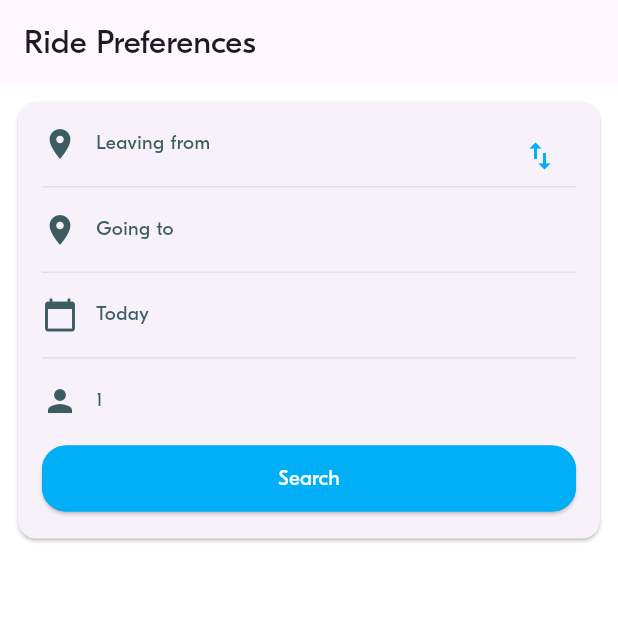
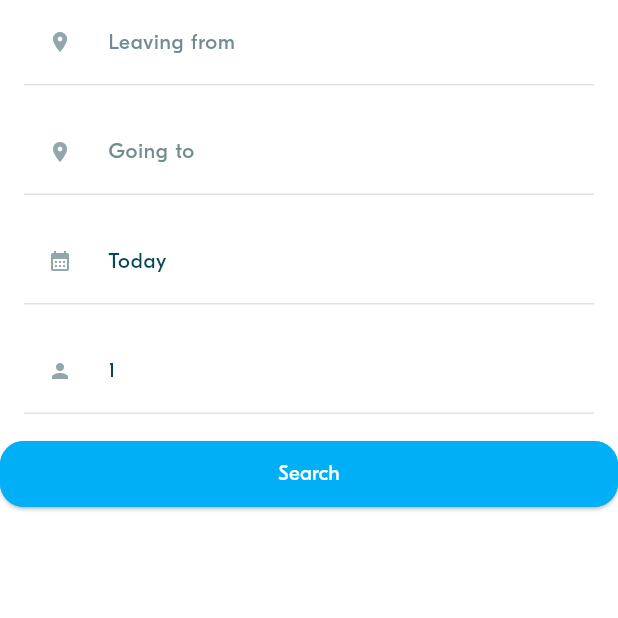
Before and after one commit to OukSreySor/BlaBlaProject, a Flutter app: the screen it shows after launch, after a tap on "Leaving from", on a phone screen of 412 x 824 dp, the top half of it. Run offline on Flutter 3.47's test engine with Material 3 defaults, Android fonts, the phone set to English and light mode, and no system bars; project files that could hold a hidden picture were left out.

Commit message:
BLA-004-Implement Ride Preferences Form

```diff
--- a/lib/main.dart
+++ b/lib/main.dart
@@ -5,13 +5,16 @@ import 'package:week_3_blabla_project/screens/ride_pref/ride_pref_screen.dart';
 import 'package:week_3_blabla_project/screens/ride_pref/widgets/ride_pref_form.dart';
 import 'package:week_3_blabla_project/screens/test/test_button_screen.dart';
 import 'package:week_3_blabla_project/widgets/inputs/bla_location_picker.dart';
+import 'model/ride/locations.dart';
+import 'model/ride_pref/ride_pref.dart';
 import 'theme/theme.dart';
 
 void main() {
   runApp(const MyApp());
 }
+//Location? initRidePref;
+class MyApp extends StatelessWidget {
 
-class MyApp extends StatelessWidget {
   const MyApp({super.key});
 
   @override
@@ -23,44 +26,7 @@ class MyApp extends StatelessWidget {
       //home: AvailableRides()
       //home: TestButtonScreen()
       home: Scaffold(body: RidePrefForm())
-      //home: Scaffold(body: BlaLocationPicker(locations: fakeLocations)),
+      //home: Scaffold(body: BlaLocationPicker(locations: initRidePref)),
     );
   }
 }
-
-class AvailableRides extends StatelessWidget {
-  const AvailableRides({super.key});
-
-  @override
-  Widget build(BuildContext context) {
-    // Filter fakeRides for today
-    List<Ride> todayRides = fakeRides.where((ride) {
-      // Check if the ride is for today (departure date is today)
-      return ride.departureDate.year == DateTime.now().year &&
-             ride.departureDate.month == DateTime.now().month &&
-             ride.departureDate.day == DateTime.now().day;
-    }).toList();
-
-    return Scaffold(
-      appBar: AppBar(
-        title: Text('Available Rides Today'),
-      ),
-      body: todayRides.isEmpty
-          ? Center(child: Text('No rides available today'))
-          : ListView.builder(
-              itemCount: todayRides.length,
-              itemBuilder: (context, index) {
-                Ride ride = todayRides[index];
-                return Card(
-                  margin: EdgeInsets.symmetric(vertical: 8, horizontal: 16),
-                  child: ListTile(
-                    title: Text('Departure from: ${ride.departureLocation.name} \nTo: ${ride.arrivalLocation.name}'),
-                    subtitle: Text('Driver: ${ride.driver.firstName} ${ride.driver.lastName}'),
-                    trailing: Text('${ride.pricePerSeat}€ per seat'),
-                  ),
-                );
-              },
-            ),
-    );
-  }
-}
--- a/lib/screens/ride_pref/ride_pref_screen.dart
+++ b/lib/screens/ride_pref/ride_pref_screen.dart
@@ -66,7 +66,6 @@ class _RidePrefScreenState extends State<RidePrefScreen> {
 
 
 
-
                   // 2.2 Optionally display a list of past preferences
                   SizedBox(
                     height: 200, // Set a fixed height
--- a/lib/screens/ride_pref/widgets/ride_pref_form.dart
+++ b/lib/screens/ride_pref/widgets/ride_pref_form.dart
@@ -5,11 +5,13 @@ import 'package:week_3_blabla_project/utils/animations_util.dart';
 import 'package:week_3_blabla_project/utils/date_time_util.dart';
 import 'package:week_3_blabla_project/widgets/actions/bla_button.dart';
 import 'package:week_3_blabla_project/widgets/display/bla_divider.dart';
-import 'package:week_3_blabla_project/widgets/display/bla_text_field.dart';
+import 'package:week_3_blabla_project/screens/ride_pref/widgets/rides_pref_input_tile.dart';
 import 'package:week_3_blabla_project/widgets/inputs/bla_location_picker.dart';
+import 'package:week_3_blabla_project/widgets/inputs/bla_rides_tile.dart';
 
 import '../../../model/ride/locations.dart';
 import '../../../model/ride_pref/ride_pref.dart';
+import '../../rides/rides_screen.dart';
 
 ///
 /// A Ride Preference From is a view to select:
@@ -44,6 +46,7 @@ class _RidePrefFormState extends State<RidePrefForm> {
   @override
   void initState() {
     super.initState();
+
     if (widget.initRidePref != null) {
       departure = widget.initRidePref?.departure;
       arrival = widget.initRidePref?.arrival;
@@ -51,7 +54,9 @@ class _RidePrefFormState extends State<RidePrefForm> {
       requestedSeats = widget.initRidePref?.requestedSeats ?? 1;
 
     } else {
+      departure = null;
       departureDate = DateTime.now();
+      arrival = null;
       requestedSeats = 1;
     }
   }
@@ -60,99 +65,137 @@ class _RidePrefFormState extends State<RidePrefForm> {
   // Handle events
   // ----------------------------------
 
+
   // Function to swap locations
-  void _swapLocations() {
+  void swapLocations() {
     setState(() {
-      Location? temp = departure;
-      departure = arrival;
-      arrival = temp;
+      if (departure != null && arrival != null) {
+        Location? temp = departure;
+        departure = arrival;
+        arrival = temp;
+      }
+
     });
   }
 
-  void _openLocationPicker() {
-    Navigator.of(context).push(
-      AnimationUtils.createBottomToTopRoute(BlaLocationPicker(locations: fakeLocations))
-    );
+  void onDeparturePressed() async {
+    // 1- Select a departure location
+    Location? selectedDepartureLocation = await Navigator.of(context).push<Location>(
+        AnimationUtils.createBottomToTopRoute(BlaLocationPicker(locations: departure,)));
+        AnimationUtils.createBottomToTopRoute(BlaLocationPicker(locations: departure,));
+
+    // 2- Update the form
+    if (selectedDepartureLocation != null) {
+      setState(() {
+        departure = selectedDepartureLocation;
+      });
+    }
+  }
+
+  void onArrivalPressed() async {
+    // 1- Select a arrival location
+    Location? selectedArrivalLocation = await Navigator.of(context).push<Location>(
+        AnimationUtils.createBottomToTopRoute(BlaLocationPicker(locations: arrival,)));
+
+    // 2- Update the form
+    if (selectedArrivalLocation != null) {
+      setState(() {
+        arrival = selectedArrivalLocation;
+      });
+    }
+  }
+
+  void onSubmit() {
+    if (departure != null && arrival != null) {
+      RidePref newRidePref = RidePref(
+        departure: departure!,
+        departureDate: departureDate,
+        arrival: arrival!,
+        requestedSeats: requestedSeats
+      );
+
+      Navigator.of(context).push(AnimationUtils.createBottomToTopRoute(RidesScreen(initRidePref: newRidePref,)));
+    }
   }
 
   // ----------------------------------
   // Compute the widgets rendering
   // ----------------------------------
 
+  String get departureLabel => departure != null ? departure!.name : "Leaving from";
+  String get arrivalLabel => arrival != null ? arrival!.name : "Going to";
+
+  bool get showDeparturePLaceHolder => departure == null;
+  bool get showArrivalPLaceHolder => arrival == null;
+
+  String get dateLabel => DateTimeUtils.formatDateTime(departureDate);
+  String get numberLabel => requestedSeats.toString();
+
+  bool get switchVisible => arrival != null && departure != null;
 
   // ----------------------------------
   // Build the widgets
   // ----------------------------------
   @override
   Widget build(BuildContext context) {
-    return Scaffold(
-      appBar: AppBar(
-        title: const Text('Ride Preferences'),
-      ),
-      body: SingleChildScrollView(
-        child: Padding(
-          padding: const EdgeInsets.all(8.0),
-          child: Card(
+    return Column(
+
+        children:[
+          Container(
+            decoration: BoxDecoration(
+              borderRadius: BorderRadius.circular(16),
+              color: BlaColors.white,
+            ),
+
             child: Padding(
-              padding: const EdgeInsets.all(16.0),
+              padding: const EdgeInsets.symmetric(horizontal: BlaSpacings.m),
               child: Column(
-                mainAxisAlignment: MainAxisAlignment.start,
-                crossAxisAlignment: CrossAxisAlignment.stretch,
+                mainAxisSize: MainAxisSize.min,
                 children: [
-                  Stack(
-                    children: [
-                      BlaTextField(
-                        label: 'Leaving from',
-                        icon: Icons.location_on,
-                        onTap: _openLocationPicker,
-                      ),
-                      Positioned(
-                        right: 0,
-                        top: 0,
-                        bottom: 0,
-                        child: IconButton(
-                          icon: Icon(Icons.swap_vert, color: BlaColors.primary,),
-                          onPressed: _swapLocations,
-                        ),
-                      ),
-                    ]
+                  RidesPrefInputTile(
+                    isPlaceHolder: showDeparturePLaceHolder,
+                    label: departureLabel,
+                    icon: Icons.location_on,
+                    onTap: onDeparturePressed,
+                    rightIcon: switchVisible ? Icons.swap_vert : null, onRightIconPressed: switchVisible? swapLocations: null,
                   ),
                   SizedBox(height: BlaSpacings.m),
-                  BlaDivider(),
-                  SizedBox(height: BlaSpacings.m),
-                  BlaTextField(
-                    label: 'Going to',
+                  RidesPrefInputTile(
+                    isPlaceHolder: showArrivalPLaceHolder,
+                    label: arrivalLabel,
                     icon: Icons.location_on,
-                    onTap: _openLocationPicker,
+                    onTap: onArrivalPressed,
                   ),
                   SizedBox(height: BlaSpacings.m),
-                  BlaDivider(),
-                  SizedBox(height: BlaSpacings.m),
-                  BlaTextField(
-                    label: DateTimeUtils.formatDateTime(departureDate),
-                    icon: Icons.calendar_today,
+                  RidesPrefInputTile(
+                    label: dateLabel,
+                    icon: Icons.calendar_month,
+                    onTap: () {},
                   ),
                   SizedBox(height: BlaSpacings.m),
-                  BlaDivider(),
-                  SizedBox(height: BlaSpacings.m),
-                  BlaTextField(
-                    label: '$requestedSeats',
+
+                  RidesPrefInputTile(
+                    label: numberLabel,
                     icon: Icons.person,
+                    onTap: () {},
                   ),
                   SizedBox(height: BlaSpacings.m),
-                  BlaButton(
-                    text: 'Search',
-                    buttonType: ButtonType.primary,
-                    onPressed: () {},
 
-                  ),
                 ],
               ),
+
             ),
           ),
-        ),
-      ),
-    );
+          BlaButton(
+            text: 'Search',
+            buttonType: ButtonType.primary,
+            onPressed: onSubmit,
+          ),
+
+        ],
+      );
+
+
   }
 
 }
--- /dev/null
+++ b/lib/screens/ride_pref/widgets/rides_pref_input_tile.dart
@@ -0,0 +1,42 @@
+import 'package:flutter/material.dart';
+import 'package:week_3_blabla_project/theme/theme.dart';
+import 'package:week_3_blabla_project/widgets/display/bla_divider.dart';
+
+class RidesPrefInputTile extends StatelessWidget {
+  final bool isPlaceHolder;
+  final String label;
+  final IconData icon;
+  final IconData? rightIcon;
+  final VoidCallback? onRightIconPressed;
+  final VoidCallback? onTap;
+
+
+  const RidesPrefInputTile({
+    super.key,
+    this.isPlaceHolder = false,
+    required this.label,
+    required this.icon,
+    this.rightIcon,
+    this.onRightIconPressed,
+    this.onTap,
+  });
+
+  @override
+  Widget build(BuildContext context) {
+    Color labelColor = isPlaceHolder ? BlaColors.textLight : BlaColors.textNormal;
+    return Column(
+      children: [
+        ListTile(
+          leading: Icon(icon, color: BlaColors.iconLight, size: 16),
+          title: Text(
+            label,
+            style: BlaTextStyles.button.copyWith(color: labelColor)
+          ),
+          trailing: rightIcon != null ? IconButton(icon: Icon(rightIcon, color: BlaColors.primary, size: 16), onPressed: onRightIconPressed) : null,
+          onTap: onTap,
+        ),
+        BlaDivider(),
+      ],
+    );
+  }
+}
--- a/lib/widgets/display/bla_text_field.dart
+++ /dev/null
@@ -1,34 +0,0 @@
-import 'package:flutter/material.dart';
-import 'package:week_3_blabla_project/theme/theme.dart';
-
-class BlaTextField extends StatelessWidget {
-  final String label;
-  final IconData icon;
-  final VoidCallback? onTap;
-
-  const BlaTextField({
-    super.key,
-    required this.label,
-    required this.icon,
-    this.onTap,
-  });
-
-  @override
-  Widget build(BuildContext context) {
-    return GestureDetector(
-      onTap: onTap,
-      child: Row(
-        children: [
-          Icon(icon, color: BlaColors.iconNormal),
-          SizedBox(width: BlaSpacings.s),
-          Expanded(
-            child: Text(
-              label,
-              style: BlaTextStyles.label.copyWith(color: BlaColors.iconNormal),
-            ),
-          ),
-        ],
-      ),
-    );
-  }
-}
```
Also changed, not shown: 1 other file.
